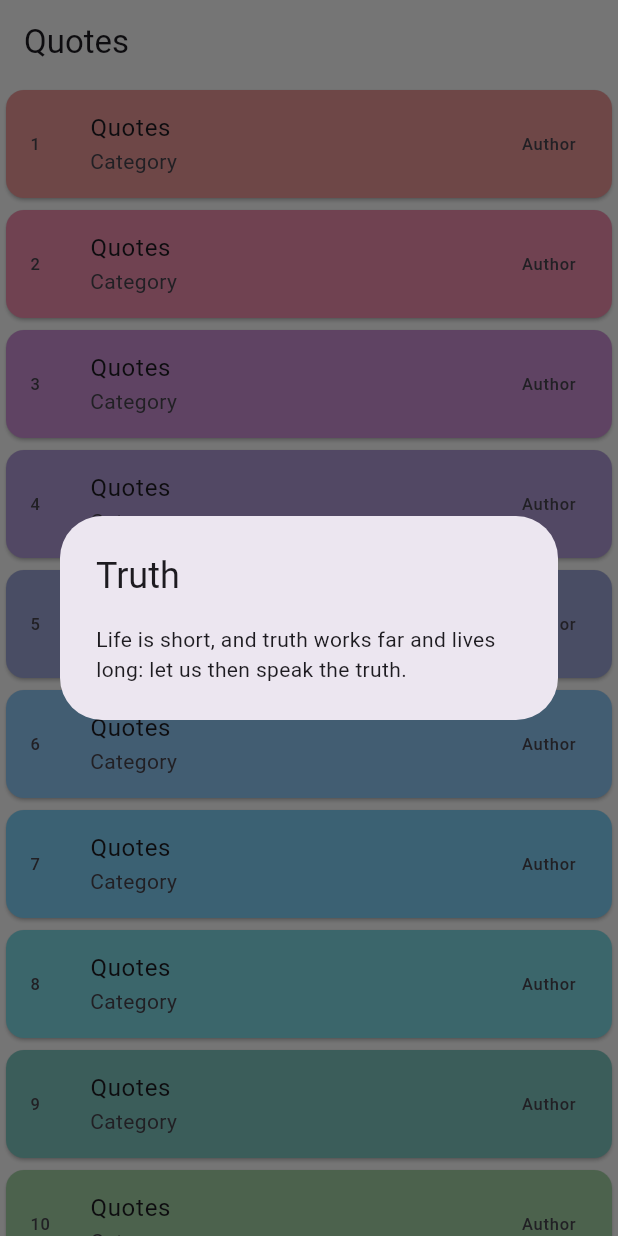
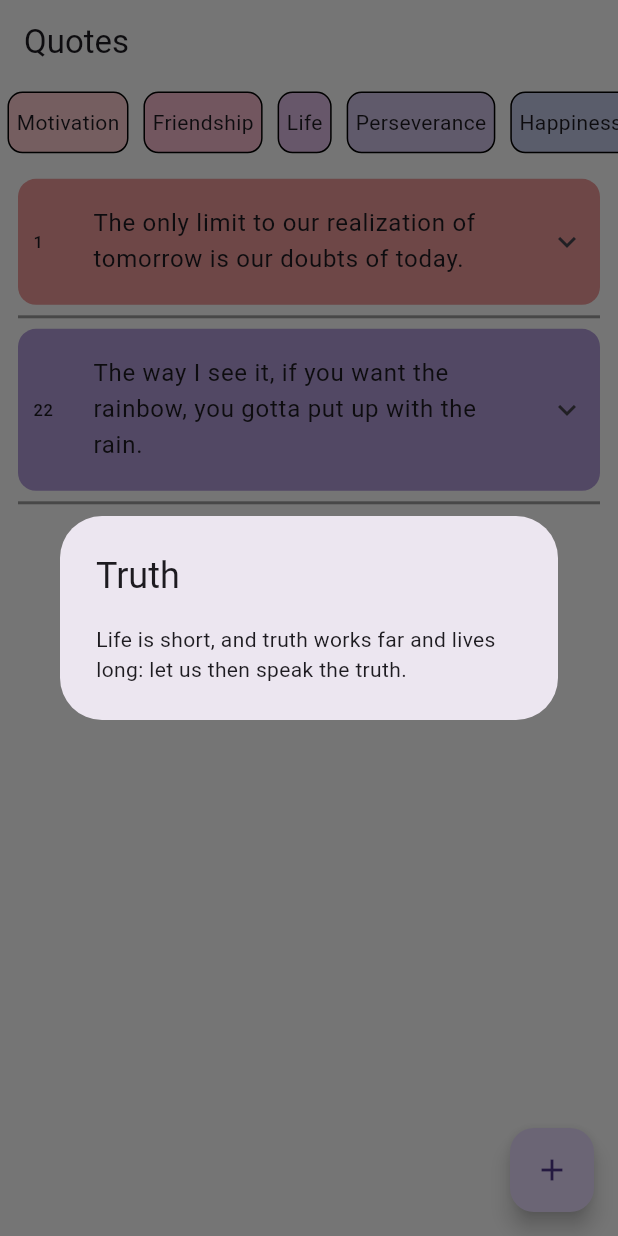
Before and after one commit to SJaynesh/Quotes-App, a Flutter app: the screen it shows after launch, on a phone screen of 412 x 824 dp. Run offline on Flutter 3.47's test engine with Material 3 defaults, Android fonts, the phone set to English and light mode, and no system bars; our stand-ins replace flutter_screenutil; network calls fail.

Commit message:
28/08/2024 ListView.builder

```diff
--- a/lib/utills/quotes_utills.dart
+++ b/lib/utills/quotes_utills.dart
@@ -297,3 +297,6 @@ List<QuotesModel> allQuotes = quotes
       (e) => QuotesModel.fromMap(data: e),
     )
     .toList();
+
+List<String> allQuotesCategory =
+    allQuotes.map((e) => e.category).toList().toSet().toList();
--- a/lib/view/screen/home_page/home_page.dart
+++ b/lib/view/screen/home_page/home_page.dart
@@ -4,6 +4,7 @@ import 'dart:math';
 
 import 'package:flutter/material.dart';
 import 'package:flutter_screenutil/flutter_screenutil.dart';
+import 'package:quotes_app/models/quotes_model.dart';
 import 'package:quotes_app/utills/quotes_utills.dart';
 import 'package:quotes_app/view/screen/home_page/componets/appbar.dart';
 
@@ -40,6 +41,8 @@ class _HomePageState extends State<HomePage> {
   }
 
   bool mySwitch = false;
+  String cat = "Motivation";
+  int count = 0;
   @override
   Widget build(BuildContext context) {
     return PopScope(
@@ -80,23 +83,106 @@ class _HomePageState extends State<HomePage> {
       child: Scaffold(
         appBar: appBar(),
         backgroundColor: Colors.white,
-        body: ListView.builder(
-          itemCount: 15,
-          physics: const BouncingScrollPhysics(),
-          itemBuilder: (context, index) => Card(
-            color: Colors.primaries[index % 18][200],
-            child: ListTile(
-              // tileColor: Colors.primaries[index % 18][200],
-              // shape: RoundedRectangleBorder(
-              //   borderRadius: BorderRadius.circular(12),
-              // ),
-              leading: Text("${index + 1}"),
-              title: const Text("Quotes"),
-              subtitle: const Text("Category"),
-              trailing: const Text("Author"),
+        body: Column(
+          children: [
+            Expanded(
+              child: ListView.builder(
+                scrollDirection: Axis.horizontal,
+                itemCount: allQuotesCategory.length,
+                itemBuilder: (context, index) => GestureDetector(
+                  onTap: () {
+                    cat = allQuotesCategory[index];
+                    setState(() {});
+                  },
+                  child: Container(
+                    decoration: BoxDecoration(
+                      color: Colors.primaries[index % 18][100],
+                      border: Border.all(),
+                      borderRadius: BorderRadius.circular(10),
+                    ),
+                    margin: const EdgeInsets.all(5),
+                    padding: const EdgeInsets.all(5),
+                    alignment: Alignment.center,
+                    child: Text(allQuotesCategory[index]),
+                  ),
+                ),
+              ),
             ),
-          ),
+            Expanded(
+              flex: 14,
+              child: Scrollbar(
+                thickness: 5,
+                radius: const Radius.circular(20),
+                interactive: true,
+                thumbVisibility: true,
+                trackVisibility: true,
+                child: ListView.separated(
+                  itemCount: allQuotes.length,
+                  padding: const EdgeInsets.all(12),
+                  itemBuilder: (context, index) {
+                    QuotesModel quote = allQuotes[index];
+                    return (cat == quote.category)
+                        ? ExpansionTile(
+                            backgroundColor: Colors.primaries[index % 18][300],
+                            // trailing: const Icon(Icons.keyboard_arrow_down),
+                            tilePadding: const EdgeInsets.all(10),
+                            collapsedShape: RoundedRectangleBorder(
+                              borderRadius: BorderRadius.circular(12),
+                            ),
+                            shape: RoundedRectangleBorder(
+                              borderRadius: BorderRadius.circular(12),
+                            ),
+                            collapsedBackgroundColor:
+                                Colors.primaries[index % 18][200],
+                            leading: Text("${index + 1}"),
+                            title: Text(quote.quotes),
+                            children: [
+                              Text(quote.author),
+                              Text(quote.category),
+                            ],
+                          )
+                        : Container();
+                  },
+                  separatorBuilder: (context, index) =>
+                      (cat == allQuotes[index].category)
+                          ? const Divider(
+                              thickness: 2,
+                              color: Colors.grey,
+                              // color: Colors.black,
+                            )
+                          : Container(),
+                ),
+              ),
+            ),
+          ],
         ),
+        floatingActionButton: FloatingActionButton(
+          onPressed: () {
+            count++;
+            setState(() {});
+          },
+          child: const Icon(Icons.add),
+        ),
+        // Todo : ListView.builder
+        // body: ListView.builder(
+        //   itemCount: count,
+        //   padding: const EdgeInsets.all(12),
+        //   physics: const BouncingScrollPhysics(),
+        //   reverse: true,
+        //   itemBuilder: (context, index) => Card(
+        //     color: Colors.primaries[index % 18][300],
+        //     child: ListTile(
+        //       onLongPress: () {
+        //         count--;
+        //         setState(() {});
+        //       },
+        //       leading: Text("${index + 1}"),
+        //       title: Text("Quotes"),
+        //       subtitle: Text("Category"),
+        //       trailing: Text("Author"),
+        //     ),
+        //   ),
+        // ),
         // TODO: ListView Widget
         // body: ListView(
         //   scrollDirection: Axis.vertical,
@@ -121,6 +207,7 @@ class _HomePageState extends State<HomePage> {
         //   ],
         // ),
 
+        // Todo: Dialog Box
         // body: Center(
         //   child: Column(
         //     crossAxisAlignment: CrossAxisAlignment.center,
```
